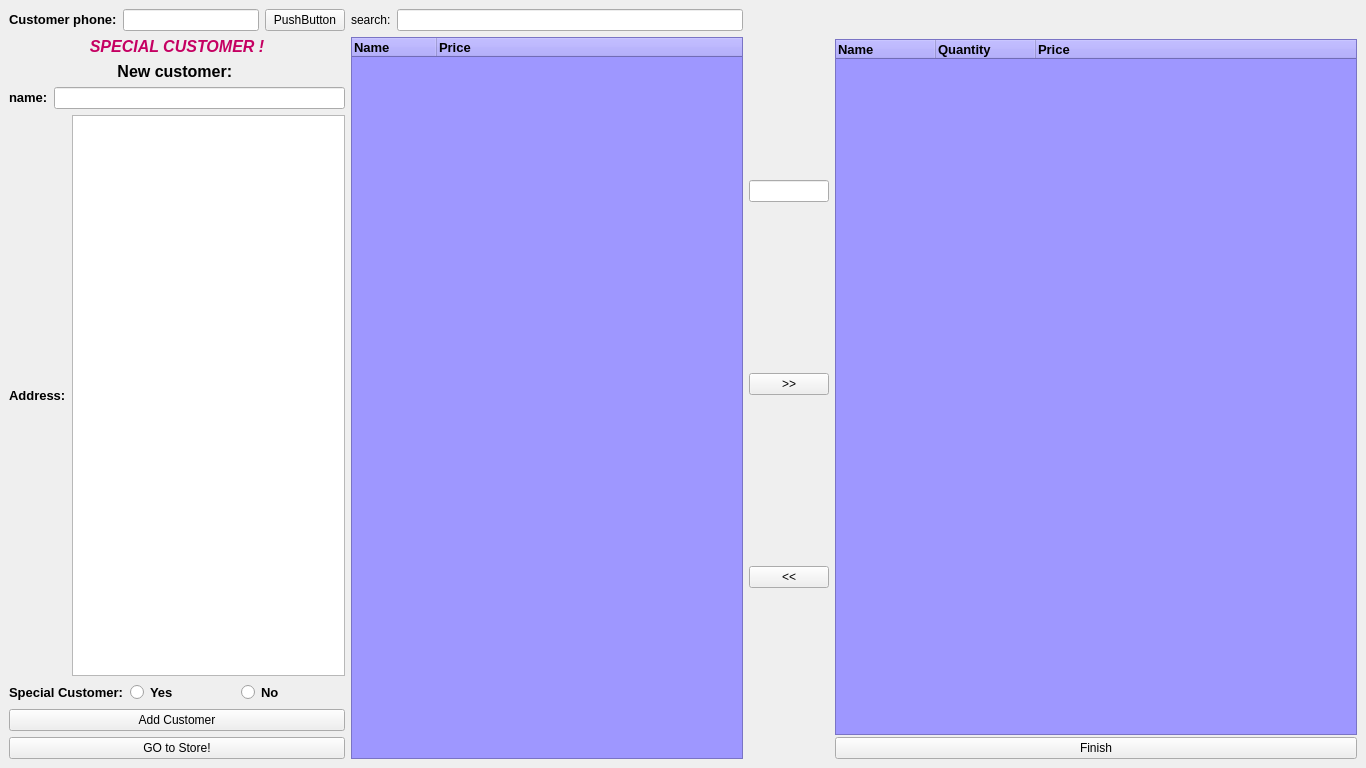
Qt form mainwindow.ui (omarabdo997/super-market-cashier) before a commit.
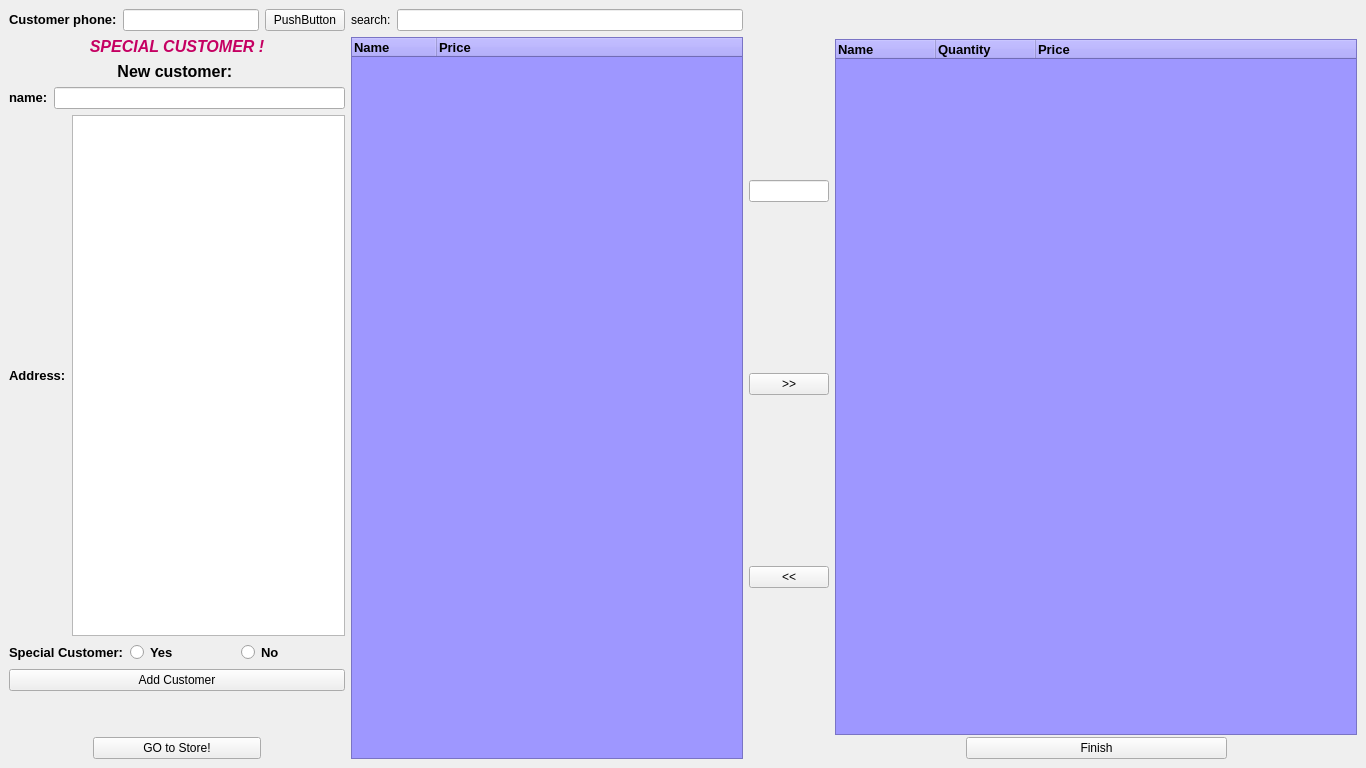
The same form after that commit. Icons and pictures are not drawn.

Commit message: make window responsive

What changed in the file:
```diff
--- a/mainwindow.ui
+++ b/mainwindow.ui
@@ -13,6 +13,12 @@
     <height>768</height>
    </rect>
   </property>
+  <property name="sizePolicy">
+   <sizepolicy hsizetype="Preferred" vsizetype="Preferred">
+    <horstretch>0</horstretch>
+    <verstretch>0</verstretch>
+   </sizepolicy>
+  </property>
   <property name="windowTitle">
    <string>MainWindow</string>
   </property>
@@ -170,11 +176,57 @@
          </widget>
         </item>
         <item>
-         <widget class="QPushButton" name="pushButton_6">
-          <property name="text">
-           <string>GO to Store!</string>
+         <spacer name="verticalSpacer">
+          <property name="orientation">
+           <enum>Qt::Vertical</enum>
           </property>
-         </widget>
+          <property name="sizeType">
+           <enum>QSizePolicy::Fixed</enum>
+          </property>
+          <property name="sizeHint" stdset="0">
+           <size>
+            <width>20</width>
+            <height>40</height>
+           </size>
+          </property>
+         </spacer>
+        </item>
+        <item>
+         <layout class="QHBoxLayout" name="horizontalLayout_8" stretch="1,2,1">
+          <item>
+           <spacer name="horizontalSpacer">
+            <property name="orientation">
+             <enum>Qt::Horizontal</enum>
+            </property>
+            <property name="sizeHint" stdset="0">
+             <size>
+              <width>40</width>
+              <height>20</height>
+             </size>
+            </property>
+           </spacer>
+          </item>
+          <item>
+           <widget class="QPushButton" name="pushButton_6">
+            <property name="text">
+             <string>GO to Store!</string>
+            </property>
+           </widget>
+          </item>
+          <item>
+           <spacer name="horizontalSpacer_2">
+            <property name="orientation">
+             <enum>Qt::Horizontal</enum>
+            </property>
+            <property name="sizeHint" stdset="0">
+             <size>
+              <width>40</width>
+              <height>20</height>
+             </size>
+            </property>
+           </spacer>
+          </item>
+         </layout>
         </item>
        </layout>
       </item>
@@ -387,11 +439,41 @@
            </widget>
           </item>
           <item>
-           <widget class="QPushButton" name="pushButton_3">
-            <property name="text">
-             <string>Finish</string>
-            </property>
-           </widget>
+           <layout class="QHBoxLayout" name="horizontalLayout_9" stretch="1,2,1">
+            <item>
+             <spacer name="horizontalSpacer_3">
+              <property name="orientation">
+               <enum>Qt::Horizontal</enum>
+              </property>
+              <property name="sizeHint" stdset="0">
+               <size>
+                <width>40</width>
+                <height>20</height>
+               </size>
+              </property>
+             </spacer>
+            </item>
+            <item>
+             <widget class="QPushButton" name="pushButton_3">
+              <property name="text">
+               <string>Finish</string>
+              </property>
+             </widget>
+            </item>
+            <item>
+             <spacer name="horizontalSpacer_4">
+              <property name="orientation">
+               <enum>Qt::Horizontal</enum>
+              </property>
+              <property name="sizeHint" stdset="0">
+               <size>
+                <width>40</width>
+                <height>20</height>
+               </size>
+              </property>
+             </spacer>
+            </item>
+           </layout>
           </item>
          </layout>
         </item>
```
Left out of the diff: 3 changed lines with no effect on the pictures. The commit also changes 3 other files.
